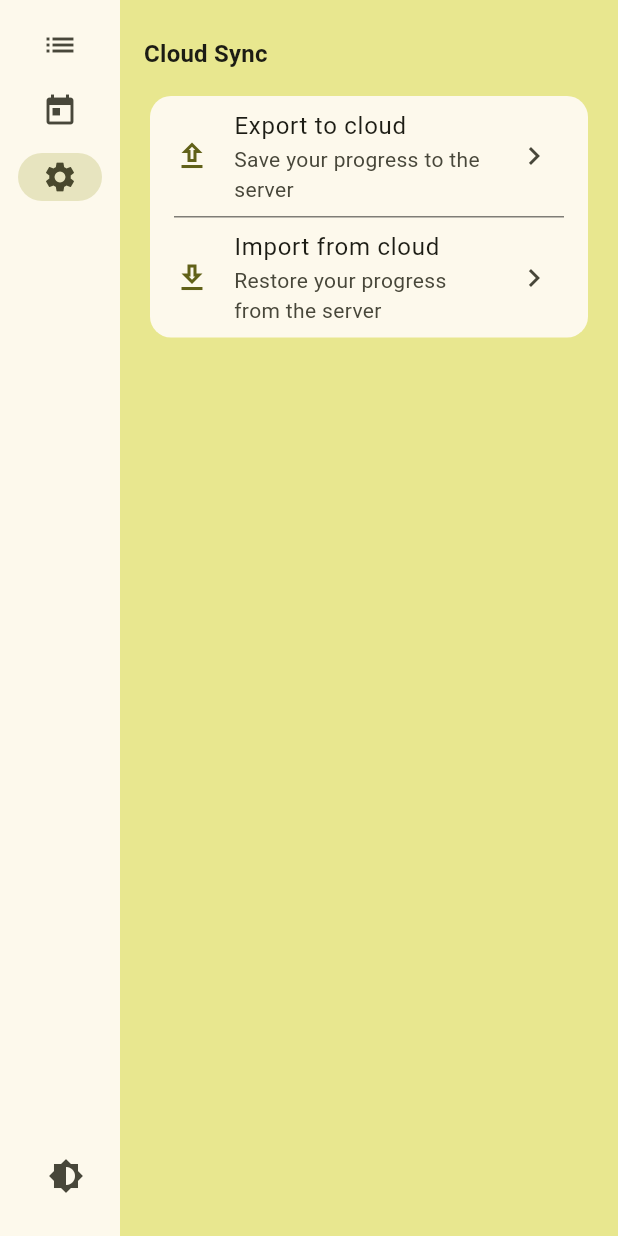
After one commit to aQulionnn/leet-repeat-mobile-cross-platform, a Flutter app: the SettingsScreen screen opened by its route, on a phone screen of 412 x 824 dp. The commit adds this screen. Run offline on Flutter 3.47's test engine with Material 3 defaults, Android fonts, the phone set to English and light mode, and no system bars; our stand-ins replace go_router, graphql_flutter, shared_preferences, sqflite; accounts and stored records are empty.

Commit message:
feat: implement SettingsScreen with export and import buttons
- add /settings route
- add settings destination to sidebar

```diff
--- a/lib/main.dart
+++ b/lib/main.dart
@@ -5,6 +5,7 @@ import 'package:leet_repeat_mobile_cross_platform/screens/home_screen.dart';
 import 'package:leet_repeat_mobile_cross_platform/screens/problem_list_problem_details_screen.dart';
 import 'package:leet_repeat_mobile_cross_platform/screens/problem_list_problems_screen.dart';
 import 'package:leet_repeat_mobile_cross_platform/screens/problem_lists_screen.dart';
+import 'package:leet_repeat_mobile_cross_platform/screens/settings_screen.dart';
 import 'package:leet_repeat_mobile_cross_platform/utils/theme.dart';
 import 'package:provider/provider.dart';
 
@@ -66,6 +67,10 @@ final GoRouter _router = GoRouter(
           path: '/due-for-review',
           builder: (context, state) => DueForReviewScreen(),
         ),
+        GoRoute(
+          path: '/settings',
+          builder: (context, state) => const SettingsScreen(),
+        ),
       ],
     ),
   ],
--- a/lib/screens/home_screen.dart
+++ b/lib/screens/home_screen.dart
@@ -28,6 +28,10 @@ class HomeScreen extends StatelessWidget {
                       icon: Icon(Icons.today),
                       label: Text('Due for review'),
                     ),
+                    NavigationRailDestination(
+                      icon: Icon(Icons.settings),
+                      label: Text('Settings'),
+                    ),
                   ],
                   selectedIndex: _selectedIndex(location),
                   onDestinationSelected: (value) {
@@ -35,6 +39,8 @@ class HomeScreen extends StatelessWidget {
                       context.push('/problem-lists');
                     } else if (value == 1) {
                       context.push('/due-for-review');
+                    } else if (value == 2) {
+                      context.push('/settings');
                     }
                   },
                   trailing: Expanded(
@@ -70,5 +76,6 @@ class HomeScreen extends StatelessWidget {
 int _selectedIndex(String location) {
   if (location.startsWith('/problem-lists')) return 0;
   if (location.startsWith('/due-for-review')) return 1;
+  if (location.startsWith('/settings')) return 2;
   return 0;
 }
--- /dev/null
+++ b/lib/screens/settings_screen.dart
@@ -0,0 +1,173 @@
+import 'package:flutter/material.dart';
+import 'package:leet_repeat_mobile_cross_platform/data/clients/leet_repeat_client.dart';
+import 'package:leet_repeat_mobile_cross_platform/data/contracts/leet_repeat/export_request.dart';
+import 'package:leet_repeat_mobile_cross_platform/data/models/problem_list_problem.dart';
+import 'package:leet_repeat_mobile_cross_platform/data/models/progress.dart';
+import 'package:leet_repeat_mobile_cross_platform/data/repositories/problem_list_problem_repository.dart';
+import 'package:leet_repeat_mobile_cross_platform/data/repositories/problem_list_repository.dart';
+import 'package:leet_repeat_mobile_cross_platform/data/repositories/problem_repository.dart';
+import 'package:leet_repeat_mobile_cross_platform/data/repositories/progress_repository.dart';
+
+class SettingsScreen extends StatefulWidget {
+  const SettingsScreen({super.key});
+
+  @override
+  State<StatefulWidget> createState() => _SettingsScreenState();
+}
+
+class _SettingsScreenState extends State<SettingsScreen> {
+  final _progressRepository = ProgressRepository();
+  final _problemRepository = ProblemRepository();
+  final _problemListRepository = ProblemListRepository();
+  final _problemListProblemRepository = ProblemListProblemRepository();
+  final _client = LeetRepeatClient();
+
+  bool _exportLoading = false;
+  bool _importLoading = false;
+
+  @override
+  Widget build(BuildContext context) {
+    final cs = Theme.of(context).colorScheme;
+    final tt = Theme.of(context).textTheme;
+
+    return Padding(
+      padding: const EdgeInsets.fromLTRB(16, 24, 16, 16),
+      child: Column(
+        crossAxisAlignment: CrossAxisAlignment.start,
+        children: [
+          Text(
+            'Cloud Sync',
+            style: tt.titleMedium?.copyWith(fontWeight: FontWeight.bold),
+          ),
+          const SizedBox(height: 12),
+          Card(
+            elevation: 0,
+            color: cs.surface,
+            shape: RoundedRectangleBorder(
+              borderRadius: BorderRadius.circular(14),
+            ),
+            child: Column(
+              children: [
+                ListTile(
+                  leading: Icon(Icons.upload_outlined, color: cs.primary),
+                  title: const Text('Export to cloud'),
+                  subtitle: const Text('Save your progress to the server'),
+                  trailing: _exportLoading
+                      ? const SizedBox(
+                          width: 20,
+                          height: 20,
+                          child: CircularProgressIndicator(strokeWidth: 2),
+                        )
+                      : const Icon(Icons.chevron_right),
+                  onTap: _exportLoading ? null : _export,
+                ),
+                const Divider(height: 1, indent: 16, endIndent: 16),
+                ListTile(
+                  leading: Icon(Icons.download_outlined, color: cs.primary),
+                  title: const Text('Import from cloud'),
+                  subtitle: const Text('Restore your progress from the server'),
+                  trailing: _importLoading
+                      ? const SizedBox(
+                          width: 20,
+                          height: 20,
+                          child: CircularProgressIndicator(strokeWidth: 2),
+                        )
+                      : const Icon(Icons.chevron_right),
+                  onTap: _importLoading ? null : _import,
+                ),
+              ],
+            ),
+          ),
+        ],
+      ),
+    );
+  }
+
+  Future<void> _export() async {
+    setState(() => _exportLoading = true);
+
+    try {
+      final all = await _progressRepository.getAllForExport();
+
+      final request = all
+          .map(
+            (dto) => ExportRequest(
+              perceivedDifficulty: dto.progress.perceivedDifficulty.index,
+              status: dto.progress.status.index,
+              lastSolvedAtUtc: dto.progress.lastSolvedAtUtc,
+              nextReviewAtUtc: dto.progress.nextReviewAtUtc,
+              problemQuestionId: dto.problem.questionId,
+              problemQuestion: dto.problem.question,
+              problemDifficulty: dto.problem.difficulty.index,
+              problemListName: dto.problemList.name,
+            ),
+          )
+          .toList();
+
+      final response = await _client.export(request);
+
+      if (!mounted) return;
+
+      ScaffoldMessenger.of(context).showSnackBar(
+        SnackBar(content: Text('Exported ${response.count} records')),
+      );
+    } catch (e) {
+      if (!mounted) return;
+      ScaffoldMessenger.of(
+        context,
+      ).showSnackBar(SnackBar(content: Text('Export failed: $e')));
+    } finally {
+      setState(() => _exportLoading = false);
+    }
+  }
+
+  Future<void> _import() async {
+    setState(() => _importLoading = true);
+
+    try {
+      final items = await _client.import();
+
+      for (final item in items) {
+        int problemListId = await _problemListRepository.getOrCreateByName(
+          item.problemListName,
+        );
+
+        int problemId = await _problemRepository.getOrCreateByQuestionId(
+          questionId: item.problemQuestionId,
+          question: item.problemQuestion,
+          difficulty: item.problemDifficulty,
+        );
+
+        await _problemListProblemRepository.add(
+          ProblemListProblem(
+            problemId: problemId,
+            problemListId: problemListId,
+          ),
+        );
+
+        await _progressRepository.upsert(
+          Progress(
+            perceivedDifficulty: item.perceivedDifficulty,
+            lastSolvedAtUtc: item.lastSolvedAtUtc ?? '',
+            nextReviewAtUtc: item.nextReviewAtUtc,
+            status: item.status,
+            problemId: problemId,
+            problemListId: problemListId,
+          ),
+        );
+      }
+
+      if (!mounted) return;
+      ScaffoldMessenger.of(context).showSnackBar(
+        SnackBar(content: Text('Imported ${items.length} records')),
+      );
+    } catch (e) {
+      if (!mounted) return;
+      ScaffoldMessenger.of(
+        context,
+      ).showSnackBar(SnackBar(content: Text('Import failed: $e')));
+    } finally {
+      setState(() => _importLoading = false);
+    }
+  }
+}
```
